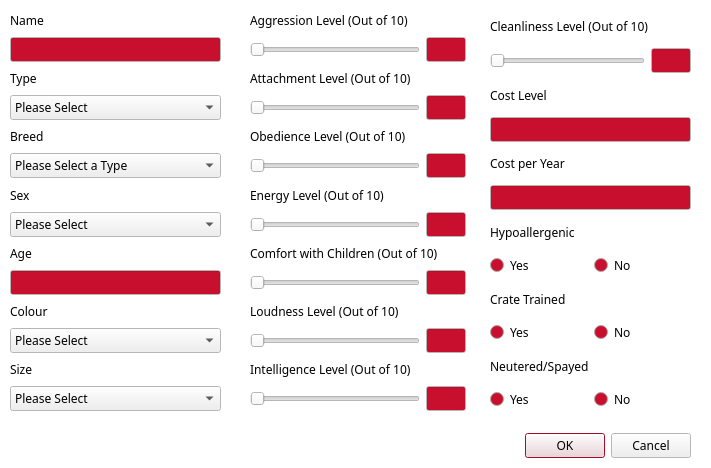
First picture: the form in cuACS/addanimal.ui, repository cameronhawtin/Animal-Farm-cuACS, before the edit.
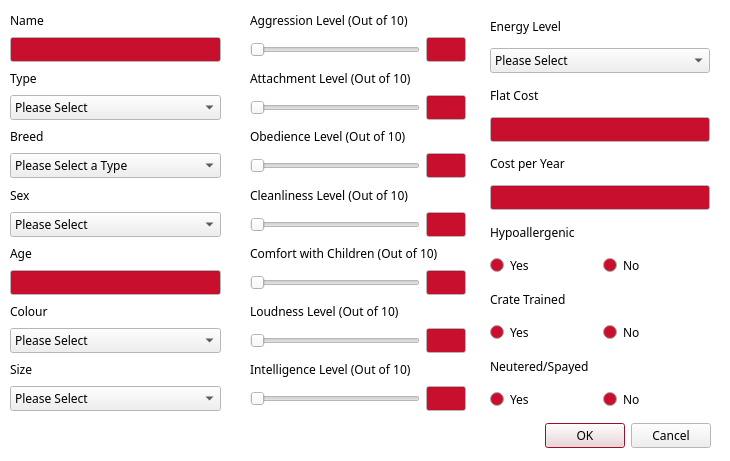
Second picture: the form after the edit.

What changed in the file:
```diff
--- a/cuACS/addanimal.ui
+++ b/cuACS/addanimal.ui
@@ -6,8 +6,8 @@
    <rect>
     <x>0</x>
     <y>0</y>
-    <width>711</width>
-    <height>468</height>
+    <width>730</width>
+    <height>461</height>
    </rect>
   </property>
   <property name="palette">
@@ -142,8 +142,8 @@
    </property>
    <property name="geometry">
     <rect>
-     <x>350</x>
-     <y>430</y>
+     <x>370</x>
+     <y>420</y>
      <width>341</width>
      <height>32</height>
     </rect>
@@ -509,19 +509,19 @@
      </layout>
     </item>
     <item>
-     <widget class="QLabel" name="sexLabel_2">
+     <widget class="QLabel" name="labelColour_3">
       <property name="enabled">
        <bool>true</bool>
       </property>
       <property name="text">
-       <string>Energy Level (Out of 10)</string>
+       <string>Cleanliness Level (Out of 10)</string>
       </property>
      </widget>
     </item>
     <item>
-     <layout class="QHBoxLayout" name="horizontalLayout_7" stretch="10,2">
+     <layout class="QHBoxLayout" name="horizontalLayout_11" stretch="10,2">
       <item>
-       <widget class="QSlider" name="energySlider">
+       <widget class="QSlider" name="cleanlinessSlider">
         <property name="maximum">
          <number>10</number>
         </property>
@@ -534,7 +534,7 @@
        </widget>
       </item>
       <item>
-       <widget class="QLineEdit" name="energyLineEdit">
+       <widget class="QLineEdit" name="cleanlinessLineEdit">
         <property name="enabled">
          <bool>false</bool>
         </property>
@@ -666,47 +666,47 @@
     <rect>
      <x>490</x>
      <y>10</y>
-     <width>201</width>
+     <width>220</width>
      <height>401</height>
     </rect>
    </property>
    <layout class="QVBoxLayout" name="verticalLayout_5">
     <item>
-     <widget class="QLabel" name="labelColour_3">
+     <widget class="QLabel" name="energyLabel">
       <property name="enabled">
        <bool>true</bool>
       </property>
       <property name="text">
-       <string>Cleanliness Level (Out of 10)</string>
+       <string>Energy Level</string>
       </property>
      </widget>
     </item>
     <item>
-     <layout class="QHBoxLayout" name="horizontalLayout_11" stretch="10,2">
+     <widget class="QComboBox" name="energyComboBox">
+      <property name="enabled">
+       <bool>true</bool>
+      </property>
       <item>
-       <widget class="QSlider" name="cleanlinessSlider">
-        <property name="maximum">
-         <number>10</number>
-        </property>
-        <property name="pageStep">
-         <number>2</number>
-        </property>
-        <property name="orientation">
-         <enum>Qt::Horizontal</enum>
-        </property>
-       </widget>
+       <property name="text">
+        <string>Please Select</string>
+       </property>
       </item>
       <item>
-       <widget class="QLineEdit" name="cleanlinessLineEdit">
-        <property name="enabled">
-         <bool>false</bool>
-        </property>
-        <property name="alignment">
-         <set>Qt::AlignCenter</set>
-        </property>
-       </widget>
+       <property name="text">
+        <string>Low</string>
+       </property>
       </item>
-     </layout>
+      <item>
+       <property name="text">
+        <string>Medium</string>
+       </property>
+      </item>
+      <item>
+       <property name="text">
+        <string>High</string>
+       </property>
+      </item>
+     </widget>
     </item>
     <item>
      <widget class="QLabel" name="labelBreed_3">
@@ -714,7 +714,7 @@
        <bool>true</bool>
       </property>
       <property name="text">
-       <string>Cost Level</string>
+       <string>Flat Cost</string>
       </property>
      </widget>
     </item>
```
